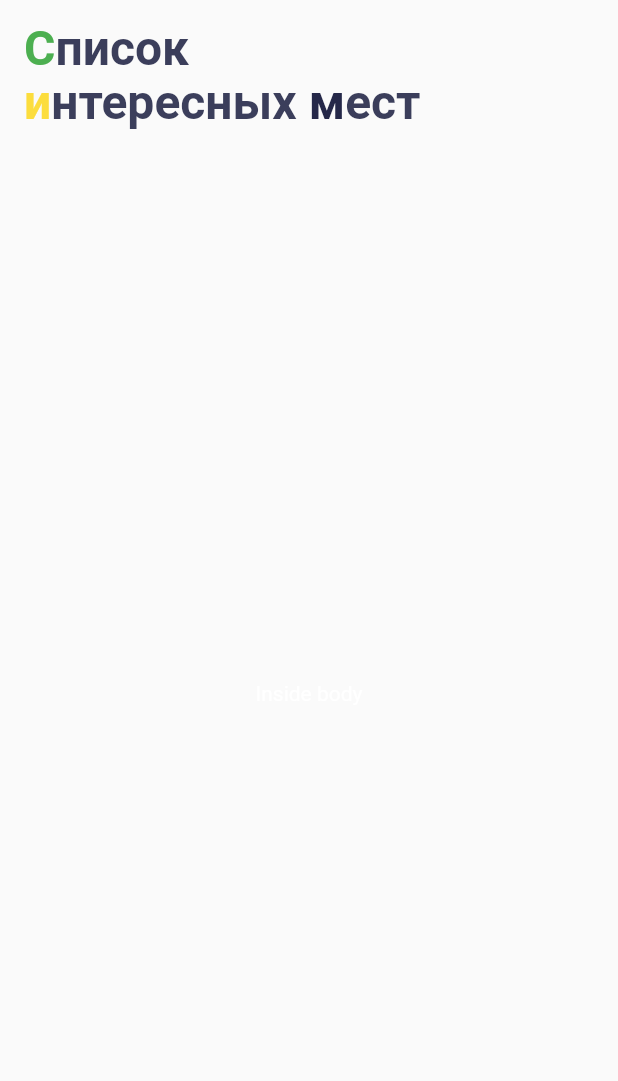
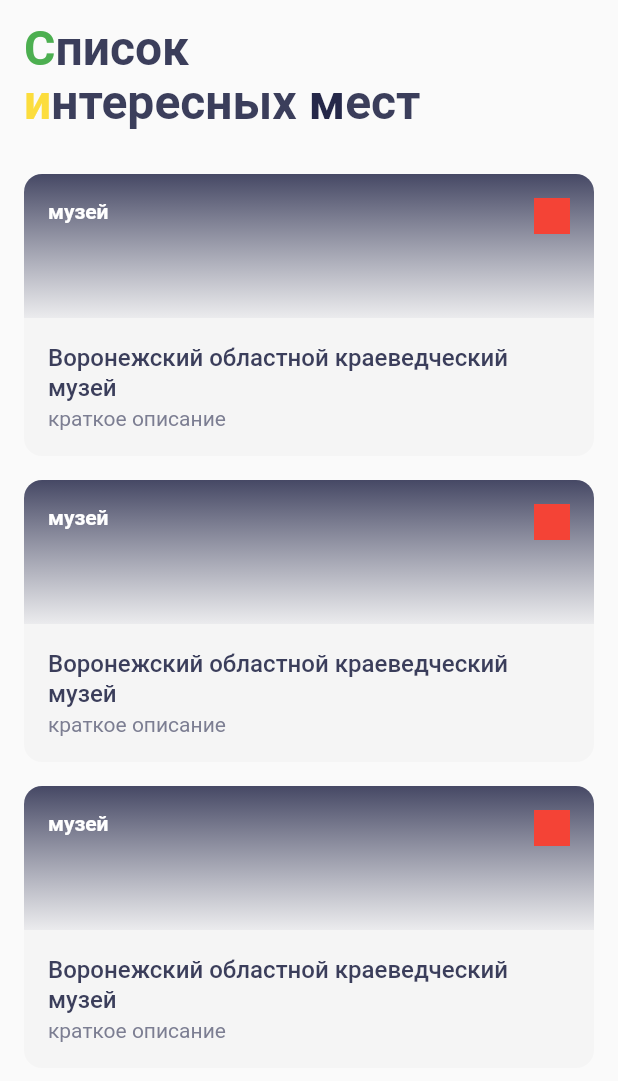
Before and after one commit to PabloNAX/surf-flutter-places, a Flutter app: the screen it shows after launch, on a phone screen of 412 x 824 dp. Shown: the top 1081 px of the screen. Run offline on Flutter 3.47's test engine with Material 2 defaults, Android fonts, the phone set to English and light mode, and no system bars.

Commit message:
4.6.2 -  sight card and "list"

```diff
--- /dev/null
+++ b/lib/ui/screen/sight_card.dart
@@ -0,0 +1,97 @@
+import 'package:flutter/material.dart';
+import 'package:places/domain/sight.dart';
+
+class SightCard extends StatelessWidget {
+  final Sight sight;
+
+  const SightCard({Key key, this.sight}) : super(key: key);
+
+  @override
+  Widget build(BuildContext context) {
+    return Container(
+      height: 188,
+      child: Column(
+        crossAxisAlignment: CrossAxisAlignment.stretch,
+        children: [
+          Stack(
+            children: [
+              Container(
+                height: 96,
+                decoration: BoxDecoration(
+                  borderRadius: BorderRadius.only(
+                    topLeft: const Radius.circular(12.0),
+                    topRight: const Radius.circular(12.0),
+                  ),
+                  gradient: LinearGradient(
+                    begin: Alignment.topCenter,
+                    end: Alignment.bottomCenter,
+                    colors: [
+                      Color(0xFF282B4C).withOpacity(0.86),
+                      Color(0xFF3B3E5B).withOpacity(0.08),
+                    ],
+                  ),
+                ),
+              ),
+              Padding(
+                padding: const EdgeInsets.all(16.0),
+                child: Text(
+                  sight.type,
+                  style: TextStyle(
+                      color: Colors.white,
+                      fontSize: 14,
+                      height: 1.25,
+                      fontWeight: FontWeight.bold),
+                ),
+              ),
+              Positioned(
+                right: 16,
+                top: 16,
+                child: Container(
+                  height: 24,
+                  width: 24,
+                  color: Colors.red,
+                ),
+              )
+            ],
+          ),
+          Container(
+            decoration: BoxDecoration(
+              color: Color(0xFFF5F5F5),
+              borderRadius: BorderRadius.only(
+                bottomLeft: const Radius.circular(12.0),
+                bottomRight: const Radius.circular(12.0),
+              ),
+            ),
+            padding: EdgeInsets.all(16.0),
+            child: Column(
+              crossAxisAlignment: CrossAxisAlignment.start,
+              children: [
+                Text(
+                  sight.name,
+                  style: TextStyle(
+                    color: Color(0xFF3B3E5B),
+                    fontSize: 16,
+                    height: 1.25,
+                    fontWeight: FontWeight.w500,
+                  ),
+                ),
+                SizedBox(
+                  height: 2,
+                ),
+                Text(
+                  sight.details,
+                  style: TextStyle(
+                    color: Color(0xFF7C7E92),
+                    fontSize: 14,
+                    height: 1.28,
+                    fontWeight: FontWeight.w400,
+                  ),
+                ),
+              ],
+            ),
+          ),
+        ],
+      ),
+    );
+  }
+}
--- a/lib/ui/screen/sight_list_screen.dart
+++ b/lib/ui/screen/sight_list_screen.dart
@@ -1,4 +1,6 @@
 import 'package:flutter/material.dart';
+import 'package:places/domain/sight.dart';
+import 'package:places/ui/screen/sight_card.dart';
 
 class SightListScreen extends StatefulWidget {
   @override
@@ -75,11 +77,45 @@ class _SightListScreenState extends State<SightListScreen> {
           ),
         ),
       ),
-      body: Center(
-        child: Text(
-          'Inside body',
-          style: TextStyle(
-            color: Colors.white,
+      body: SingleChildScrollView(
+        child: Padding(
+          padding: const EdgeInsets.all(16.0),
+          child: Column(
+            children: [
+              SightCard(
+                sight: Sight(
+                  name: 'Воронежский областной краеведческий музей',
+                  details: 'краткое описание',
+                  coordinates: Coordinates(lat: 2.44, lon: 2.555),
+                  type: 'музей',
+                  url: 'https://tripadviser.com/house/',
+                ),
+              ),
+              SizedBox(
+                height: 16,
+              ),
+              SightCard(
+                sight: Sight(
+                  name: 'Воронежский областной краеведческий музей',
+                  details: 'краткое описание',
+                  coordinates: Coordinates(lat: 2.44, lon: 2.555),
+                  type: 'музей',
+                  url: 'https://tripadviser.com/house/',
+                ),
+              ),
+              SizedBox(
+                height: 16,
+              ),
+              SightCard(
+                sight: Sight(
+                  name: 'Воронежский областной краеведческий музей',
+                  details: 'краткое описание',
+                  coordinates: Coordinates(lat: 2.44, lon: 2.555),
+                  type: 'музей',
+                  url: 'https://tripadviser.com/house/',
+                ),
+              ),
+            ],
           ),
         ),
       ),
```
Also changed, not shown: 1 other file.
